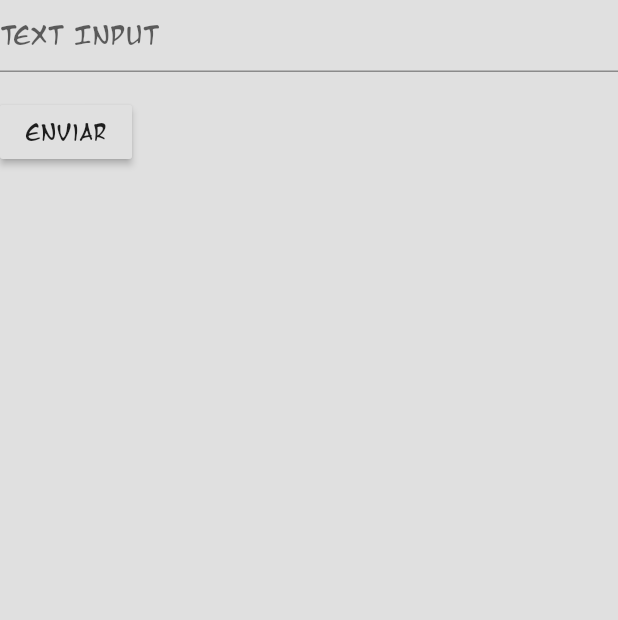
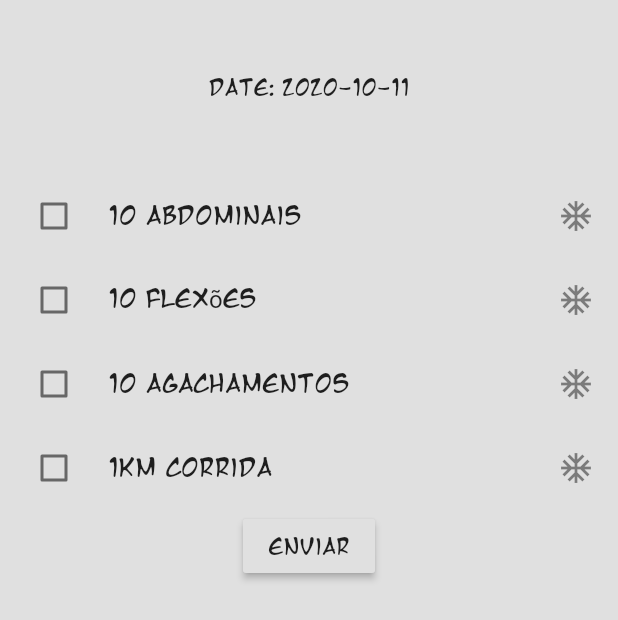
Before and after one commit to luizadelnegro/One-Punch-Man-Workout, a Flutter app: the RegisterExerciseForm widget shown alone on an empty page, opened directly, on a phone screen of 412 x 824 dp. Shown: the top 620 px of the screen. Run offline on Flutter 3.47's test engine with Material 2 defaults, Android fonts, the phone set to English and light mode, and no system bars; our stand-ins replace flutter_calendar_carousel, shared_preferences; accounts and stored records are empty.

Commit message:
Change register exercise appearence

```diff
--- /dev/null
+++ b/lib/buttons/checkbox_form_listtile.dart
@@ -0,0 +1,35 @@
+import 'package:flutter/cupertino.dart';
+import 'package:flutter/material.dart';
+
+class CheckboxFormListTile extends FormField<bool> {
+  CheckboxFormListTile({
+    Widget title,
+    Widget secondary = null,
+    FormFieldSetter<bool> onSaved,
+    FormFieldValidator<bool> validator,
+    bool initialValue = false,
+    bool autovalidate = false
+  }) : super (
+    onSaved: onSaved,
+    validator: validator,
+    initialValue: initialValue,
+    autovalidate: autovalidate,
+    builder: (FormFieldState<bool> state){
+      return CheckboxListTile(
+        activeColor: Colors.grey[600],
+        checkColor: Colors.white,
+        dense: state.hasError,
+        title: title,
+        value: state.value,
+        onChanged: state.didChange,
+        subtitle: state.hasError ? Builder (
+          builder: (BuildContext context) => Text(
+            state.errorText,
+            style: TextStyle(color: Theme.of(context).errorColor),
+          )
+        ) : null,
+        secondary: secondary,
+        controlAffinity: ListTileControlAffinity.leading,
+      );
+    });
+}
--- a/lib/pages/registerexercise.dart
+++ b/lib/pages/registerexercise.dart
@@ -1,7 +1,8 @@
 import 'package:flutter/material.dart';
 import 'custom_assets/addlayout.dart';
 import 'custom_assets/validators.dart';
-
+import 'package:one_punch_man_workout/buttons/checkbox_form_listtile.dart';
+import 'package:intl/intl.dart';
 class RegisterExerciseForm extends StatefulWidget {
   _RegisterExerciseFormState createState() => _RegisterExerciseFormState();
 }
@@ -13,7 +14,9 @@ class _RegisterExerciseFormState extends State<RegisterExerciseForm> {
   // Note: This is a GlobalKey<FormState>,
   // not a GlobalKey<MyCustomFormState>.
   final _formKey = GlobalKey<FormState>();
-
+  static final DateTime now = DateTime.now();
+  static final DateFormat formatter = DateFormat('yyyy-MM-dd');
+  final String formatted = formatter.format(now);
   @override
   Widget build(BuildContext context) {
     // Build a Form widget using the _formKey created above.
@@ -22,14 +25,33 @@ class _RegisterExerciseFormState extends State<RegisterExerciseForm> {
       child: Column(
         crossAxisAlignment: CrossAxisAlignment.start,
         children: <Widget>[
-          TextFormField(
-            validator: Validators.title,
-            decoration: const InputDecoration(
-              hintText: 'Text Input',
-            ),
+          Padding(
+            padding: EdgeInsets.all(50),
+            child: Row(
+              mainAxisAlignment: MainAxisAlignment.center,
+              children: [
+              Text("Date: "),
+              Text(formatted)
+              ],)
           ),
-          Padding(
-            padding: const EdgeInsets.symmetric(vertical: 16.0),
+          CheckboxFormListTile(
+            title: Text("10 Abdominais"),
+            secondary: Icon(Icons.ac_unit),
+          ),
+          CheckboxFormListTile(
+            title: Text("10 Flexões"),
+            secondary: Icon(Icons.ac_unit),
+          ),
+          CheckboxFormListTile(
+            title: Text("10 Agachamentos"),
+            secondary: Icon(Icons.ac_unit),
+          ),
+          CheckboxFormListTile(
+            title: Text("1KM Corrida"),
+            secondary: Icon(Icons.ac_unit),
+          ),
+          Center(
+
             child: RaisedButton(
               onPressed: () {
                 // Validate returns true if the form is valid, or false
```
